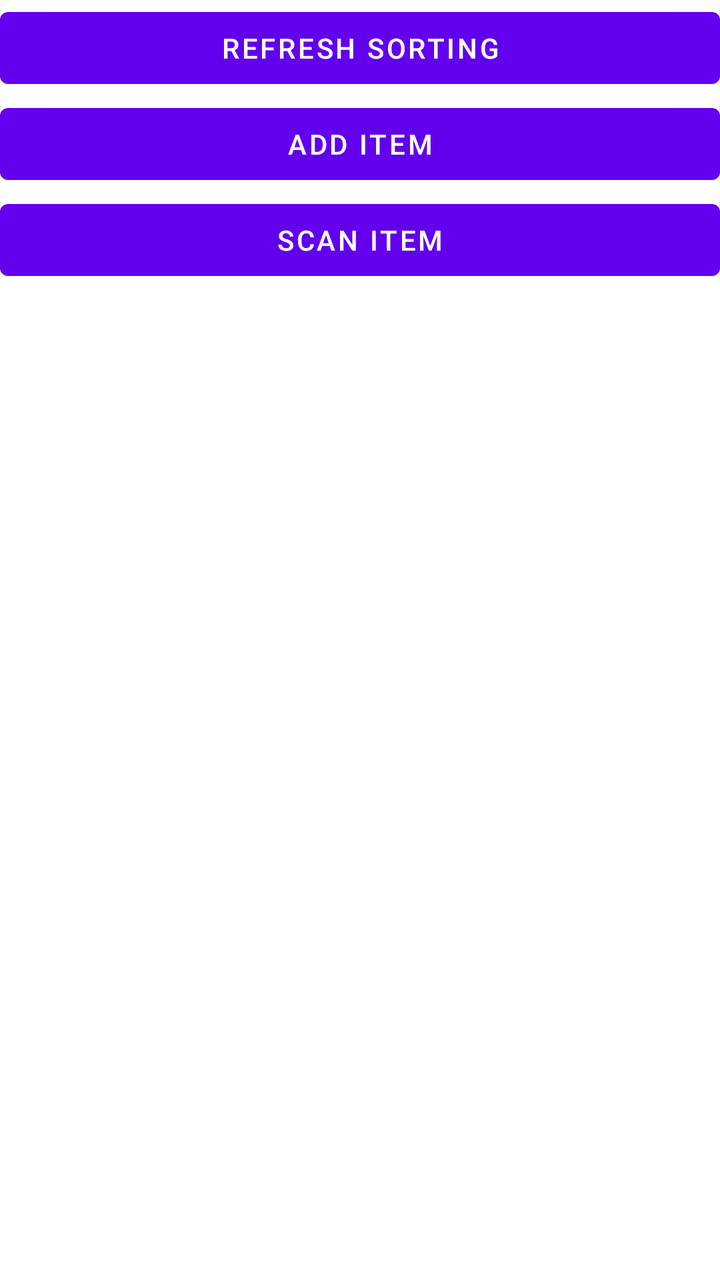
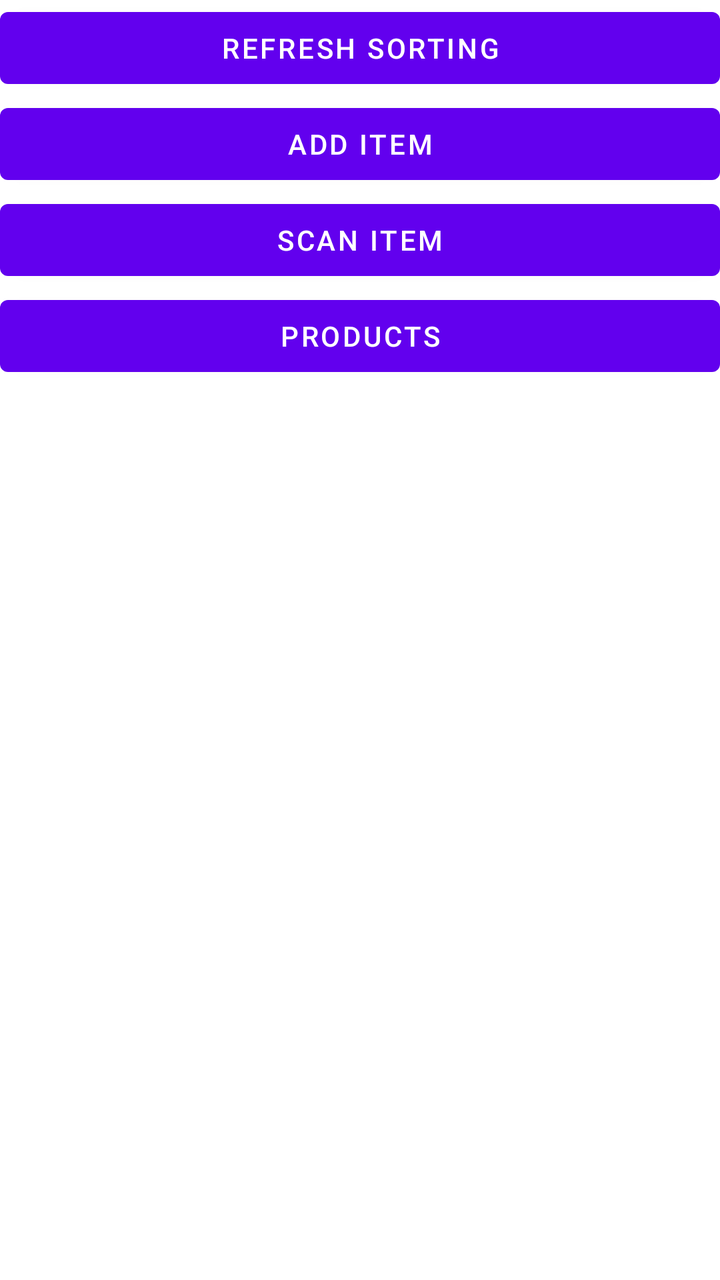

Compare the two renders of this Android layout. The source of the first and the diff that turns it into the second are given below.
<!-- AndroidManifest.xml: application theme Theme.SmartShoppingList -->
<!-- res/layout/activity_main.xml -->
<?xml version="1.0" encoding="utf-8"?>
<LinearLayout xmlns:android="http://schemas.android.com/apk/res/android"
    xmlns:app="http://schemas.android.com/apk/res-auto"
    xmlns:tools="http://schemas.android.com/tools"
    android:layout_width="match_parent"
    android:layout_height="match_parent"
    android:orientation="vertical"
    tools:context="ui.MainActivity" >

    <Button
        android:id="@+id/btnRefresh"
        android:layout_width="match_parent"
        android:layout_height="wrap_content"
        android:text="Refresh sorting" />

    <Button
        android:id="@+id/btnAdd"
        android:layout_width="match_parent"
        android:layout_height="wrap_content"
        android:text="Add Item" />

    <Button
        android:id="@+id/btnScan"
        android:layout_width="match_parent"
        android:layout_height="wrap_content"
        android:text="Scan Item" />

    <androidx.recyclerview.widget.RecyclerView
        android:id="@+id/itemListView"
        android:layout_width="match_parent"
        android:layout_height="wrap_content" />

</LinearLayout>
<!-- resources referenced by this layout -->
<resources>
  <style name="Theme.SmartShoppingList" parent="Theme.MaterialComponents.DayNight.DarkActionBar">
          
          <item name="colorPrimary">@color/purple_500</item>
          <item name="colorPrimaryVariant">@color/purple_700</item>
          <item name="colorOnPrimary">@color/white</item>
          
          <item name="colorSecondary">@color/teal_200</item>
          <item name="colorSecondaryVariant">@color/teal_700</item>
          <item name="colorOnSecondary">@color/black</item>
          
          <item name="android:statusBarColor" tools:targetApi="l">?attr/colorPrimaryVariant</item>
          
      </style>
  <color name="purple_500">#FF6200EE</color>
  <color name="purple_700">#FF3700B3</color>
  <color name="white">#FFFFFFFF</color>
  <color name="teal_200">#FF03DAC5</color>
  <color name="teal_700">#FF018786</color>
  <color name="black">#FF000000</color>
</resources>

<!-- the commit's change to res/layout/activity_main.xml (unified diff, before → after) -->
@@ -25,6 +25,12 @@
         android:layout_height="wrap_content"
         android:text="Scan Item" />
 
+    <Button
+        android:id="@+id/btnProducts"
+        android:layout_width="match_parent"
+        android:layout_height="wrap_content"
+        android:text="Products" />
+
     <androidx.recyclerview.widget.RecyclerView
         android:id="@+id/itemListView"
         android:layout_width="match_parent"
